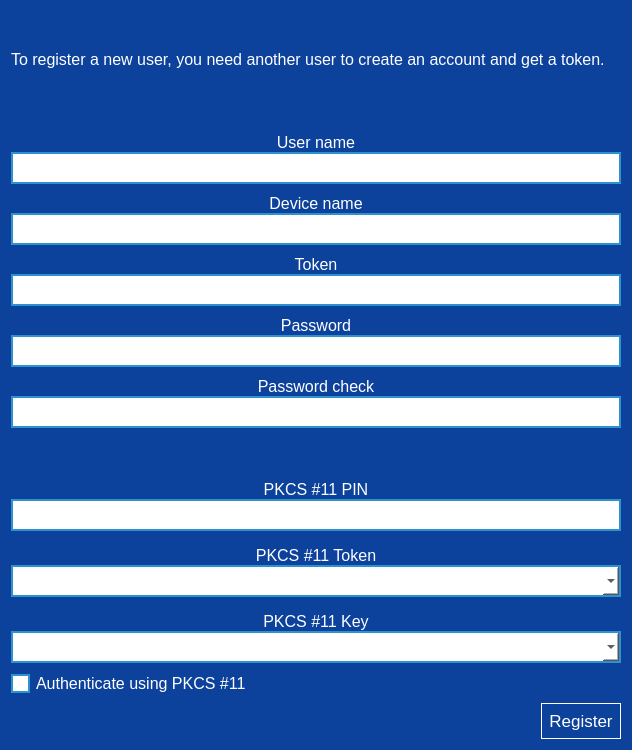
The window that parsec/core/gui/forms/login_register_user_widget.ui (Scille/parsec-cloud) describes before a commit, drawn with Qt 5.
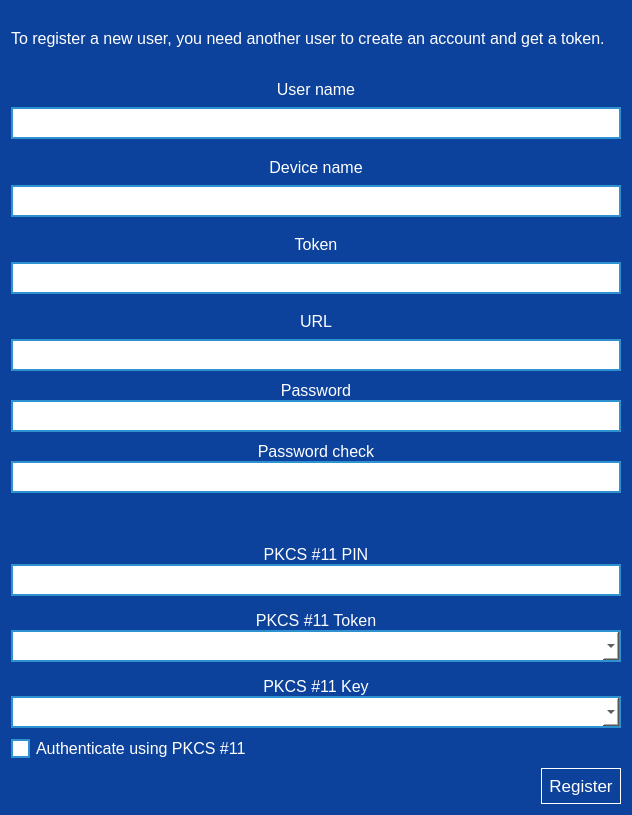
The same window after the commit. Icons and pictures are not drawn.

Commit message: [GUI] Changed the user invitation

```diff
--- a/parsec/core/gui/forms/login_register_user_widget.ui
+++ b/parsec/core/gui/forms/login_register_user_widget.ui
@@ -7,7 +7,7 @@
     <x>0</x>
     <y>0</y>
     <width>632</width>
-    <height>750</height>
+    <height>815</height>
    </rect>
   </property>
   <property name="windowTitle">
@@ -18,23 +18,24 @@
 {
 background-color: rgb(12, 65, 156);
 }
-
-QPushButton:disabled
-{
-background-color: rgb(128, 128, 128);
-}</string>
+</string>
   </property>
   <layout class="QVBoxLayout" name="verticalLayout_4">
    <item>
     <widget class="QLabel" name="label_9">
+     <property name="maximumSize">
+      <size>
+       <width>16777215</width>
+       <height>55</height>
+      </size>
+     </property>
      <property name="font">
       <font>
        <pointsize>12</pointsize>
       </font>
      </property>
      <property name="styleSheet">
-      <string notr="true">color: rgb(255, 255, 255);
-padding-bottom: 20px;</string>
+      <string notr="true">color: rgb(255, 255, 255);</string>
      </property>
      <property name="text">
       <string>To register a new user, you need another user to create an account and get a token.</string>
@@ -65,7 +66,17 @@
       </size>
      </property>
      <property name="styleSheet">
-      <string notr="true">QLineEdit
+      <string notr="true">QPushButton:disabled
+{
+background-color: rgb(128, 128, 128);
+}
+
+QLabel
+{
+color: rgb(255, 255, 255);
+}
+
+QLineEdit
 {
 border: 2px solid rgb(46, 145, 208);
 background-color: white;
@@ -155,7 +166,7 @@
               </font>
              </property>
              <property name="styleSheet">
-              <string notr="true">color: rgb(255, 255, 255);</string>
+              <string notr="true"/>
              </property>
              <property name="text">
               <string>User name</string>
@@ -195,7 +206,7 @@
               </font>
              </property>
              <property name="styleSheet">
-              <string notr="true">color: rgb(255, 255, 255);</string>
+              <string notr="true"/>
              </property>
              <property name="text">
               <string>Device name</string>
@@ -235,7 +246,7 @@
               </font>
              </property>
              <property name="styleSheet">
-              <string notr="true">color: rgb(255, 255, 255);</string>
+              <string notr="true"/>
              </property>
              <property name="text">
               <string>Token</string>
@@ -262,6 +273,43 @@
            </item>
           </layout>
          </item>
+         <item>
+          <layout class="QVBoxLayout" name="verticalLayout_9">
+           <property name="spacing">
+            <number>0</number>
+           </property>
+           <item>
+            <widget class="QLabel" name="label_10">
+             <property name="font">
+              <font>
+               <pointsize>12</pointsize>
+              </font>
+             </property>
+             <property name="text">
+              <string>URL</string>
+             </property>
+             <property name="alignment">
+              <set>Qt::AlignCenter</set>
+             </property>
+            </widget>
+           </item>
+           <item>
+            <widget class="QLineEdit" name="line_edit_url">
+             <property name="minimumSize">
+              <size>
+               <width>0</width>
+               <height>32</height>
+              </size>
+             </property>
+             <property name="font">
+              <font>
+               <pointsize>12</pointsize>
+              </font>
+             </property>
+            </widget>
+           </item>
+          </layout>
+         </item>
          <item>
           <widget class="QWidget" name="widget_password" native="true">
            <layout class="QVBoxLayout" name="verticalLayout_2">
@@ -293,7 +341,7 @@
                  </font>
                 </property>
                 <property name="styleSheet">
-                 <string notr="true">color: rgb(255, 255, 255);</string>
+                 <string notr="true"/>
                 </property>
                 <property name="text">
                  <string>Password</string>
@@ -342,7 +390,7 @@
                  </font>
                 </property>
                 <property name="styleSheet">
-                 <string notr="true">color: rgb(255, 255, 255);</string>
+                 <string notr="true"/>
                 </property>
                 <property name="text">
                  <string>Password check</string>
@@ -444,7 +492,7 @@
                  </font>
                 </property>
                 <property name="styleSheet">
-                 <string notr="true">color: rgb(255, 255, 255);</string>
+                 <string notr="true"/>
                 </property>
                 <property name="text">
                  <string>PKCS #11 PIN</string>
@@ -493,7 +541,7 @@
                  </font>
                 </property>
                 <property name="styleSheet">
-                 <string notr="true">color: rgb(255, 255, 255);</string>
+                 <string notr="true"/>
                 </property>
                 <property name="text">
                  <string>PKCS #11 Token</string>
@@ -536,7 +584,7 @@
                  </font>
                 </property>
                 <property name="styleSheet">
-                 <string notr="true">color: rgb(255, 255, 255);</string>
+                 <string notr="true"/>
                 </property>
                 <property name="text">
                  <string>PKCS #11 Key</string>
```
The commit also changes 9 other files.
